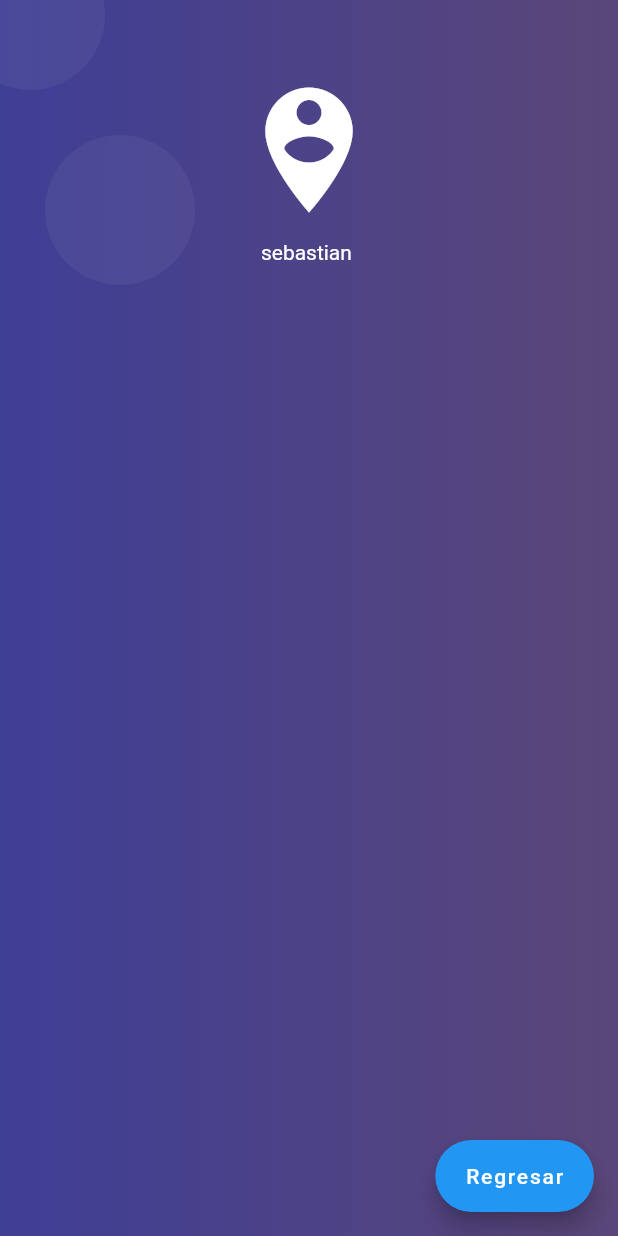
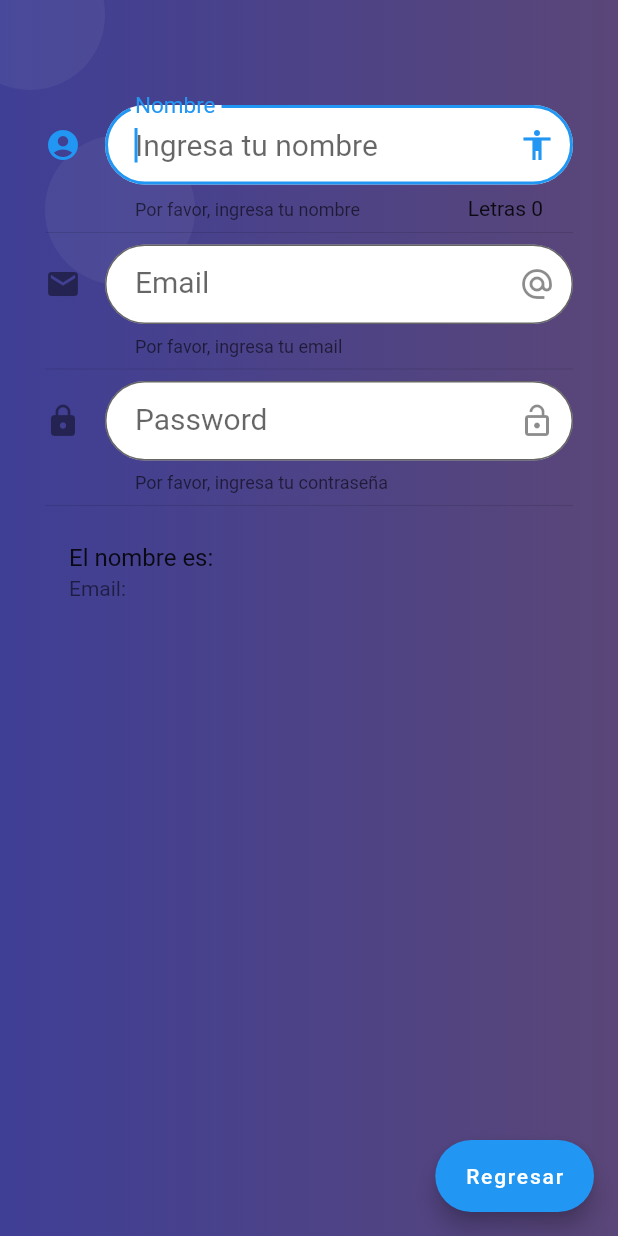
Before and after one commit to JUSELERO/homehealth, a Flutter app: the screen it shows after launch, after a tap on "Iniciar sesión", on a phone screen of 412 x 824 dp. Run offline on Flutter 3.47's test engine with Material 2 defaults, Android fonts, the light colour scheme and no system bars; Roboto replaces fonts that are missing (Montserrat).

Commit message:
Cajas de texto en Login

```diff
--- a/lib/src/pages/login_page.dart
+++ b/lib/src/pages/login_page.dart
@@ -1,14 +1,39 @@
 import 'package:flutter/material.dart';
 
-import 'home_page.dart';
+//import 'home_page.dart';
 
-class LoginPage extends StatelessWidget {
+class LoginPage extends StatefulWidget {
+  @override
+  _LoginPageState createState() => _LoginPageState();
+}
+
+class _LoginPageState extends State<LoginPage> {
+  String _nombre = "";
+  String _email = "";
+
   @override
   Widget build(BuildContext context) {
     return Scaffold(
       body: Stack(
         children: <Widget>[
           _crearFondo(context),
+          Padding(
+            padding:
+                const EdgeInsets.symmetric(horizontal: 20.0, vertical: 50.0),
+            child: ListView(
+              // Crea los cuadros de texto
+              padding: EdgeInsets.symmetric(horizontal: 10.0, vertical: 20.0),
+              children: <Widget>[
+                _crearInput(),
+                Divider(),
+                _crearEmail(),
+                Divider(),
+                _passwordField(),
+                Divider(),
+                _registrarPersona(),
+              ],
+            ),
+          ),
         ],
       ),
       floatingActionButton: FloatingActionButton.extended(
@@ -18,6 +43,87 @@ class LoginPage extends StatelessWidget {
         label: const Text('Regresar'),
       ),
     );
+  }
+
+  Widget _crearInput() {
+    TextStyle style = TextStyle(fontFamily: 'Montserrat', fontSize: 20.0);
+    return TextField(
+      autofocus: true,
+      style: style,
+      decoration: InputDecoration(
+          fillColor: Colors.white,
+          filled: true, //Colorea fondo de blanco
+          counter: Text('Letras ${_nombre.length}'),
+          hintText: 'Ingresa tu nombre',
+          labelText: 'Nombre',
+          helperText: 'Por favor, ingresa tu nombre',
+          suffixIcon: Icon(Icons.accessibility),
+          icon: Icon(Icons.account_circle),
+          contentPadding: EdgeInsets.fromLTRB(20.0, 15.0, 20.0, 15.0),
+          border:
+              OutlineInputBorder(borderRadius: BorderRadius.circular(32.0))),
+      onChanged: (valor) {
+        setState(() {
+          _nombre = valor;
+        });
+      },
+    );
+  }
+
+  Widget _crearEmail() {
+    TextStyle style = TextStyle(fontFamily: 'Montserrat', fontSize: 20.0);
+    return TextField(
+      keyboardType: TextInputType.emailAddress,
+      style: style,
+      decoration: InputDecoration(
+          fillColor: Colors.white,
+          filled: true,
+          hintText: 'Ingresa tu correo electrónico',
+          labelText: 'Email',
+          helperText: 'Por favor, ingresa tu email',
+          suffixIcon: Icon(Icons.alternate_email),
+          icon: Icon(Icons.email),
+          contentPadding: EdgeInsets.fromLTRB(20.0, 15.0, 20.0, 15.0),
+          border:
+              OutlineInputBorder(borderRadius: BorderRadius.circular(32.0))),
+      onChanged: (valor) {
+        setState(() {
+          _email = valor;
+        });
+      },
+    );
+  }
+
+  Widget _passwordField() {
+    TextStyle style = TextStyle(fontFamily: 'Montserrat', fontSize: 20.0);
+    return TextField(
+      obscureText: true,
+      keyboardType: TextInputType.emailAddress,
+      style: style,
+      decoration: InputDecoration(
+          fillColor: Colors.white,
+          filled: true,
+          hintText: 'Ingresa tu contraseña',
+          labelText: 'Password',
+          helperText: 'Por favor, ingresa tu contraseña',
+          suffixIcon: Icon(Icons.lock_open),
+          icon: Icon(Icons.lock),
+          contentPadding: EdgeInsets.fromLTRB(20.0, 15.0, 20.0, 15.0),
+          border:
+              OutlineInputBorder(borderRadius: BorderRadius.circular(32.0))),
+      onChanged: (valor) {
+        setState(() {
+          _email = valor;
+        });
+      },
+    );
+  }
+
+//
+  Widget _registrarPersona() {
+    return ListTile(
+        title: Text('El nombre es: $_nombre'),
+        subtitle: Text('Email: $_email'));
   }
 }
 
@@ -60,19 +166,19 @@ Widget _crearFondo(BuildContext context) {
         left: -100.0,
         child: circulo,
       ),
-      Container(
-        padding: EdgeInsets.only(top: 50.0),
-        child: Column(
-          children: <Widget>[
-            Icon(Icons.person_pin_circle, color: Colors.white, size: 100.0),
-            SizedBox(
-              height: 10.0,
-              width: double.infinity,
-            ),
-            Text('sebastian ', style: TextStyle(color: Colors.white)),
-          ],
-        ),
-      )
+      // Container(
+      //   padding: EdgeInsets.only(top: 50.0),
+      //   child: Column(
+      //     children: <Widget>[
+      //       Icon(Icons.person_pin_circle, color: Colors.white, size: 100.0),
+      //       SizedBox(
+      //         height: 10.0,
+      //         width: double.infinity,
+      //       ),
+      //       Text('sebastian ', style: TextStyle(color: Colors.white)),
+      //     ],
+      //   ),
+      // )
     ],
   );
 }
```
